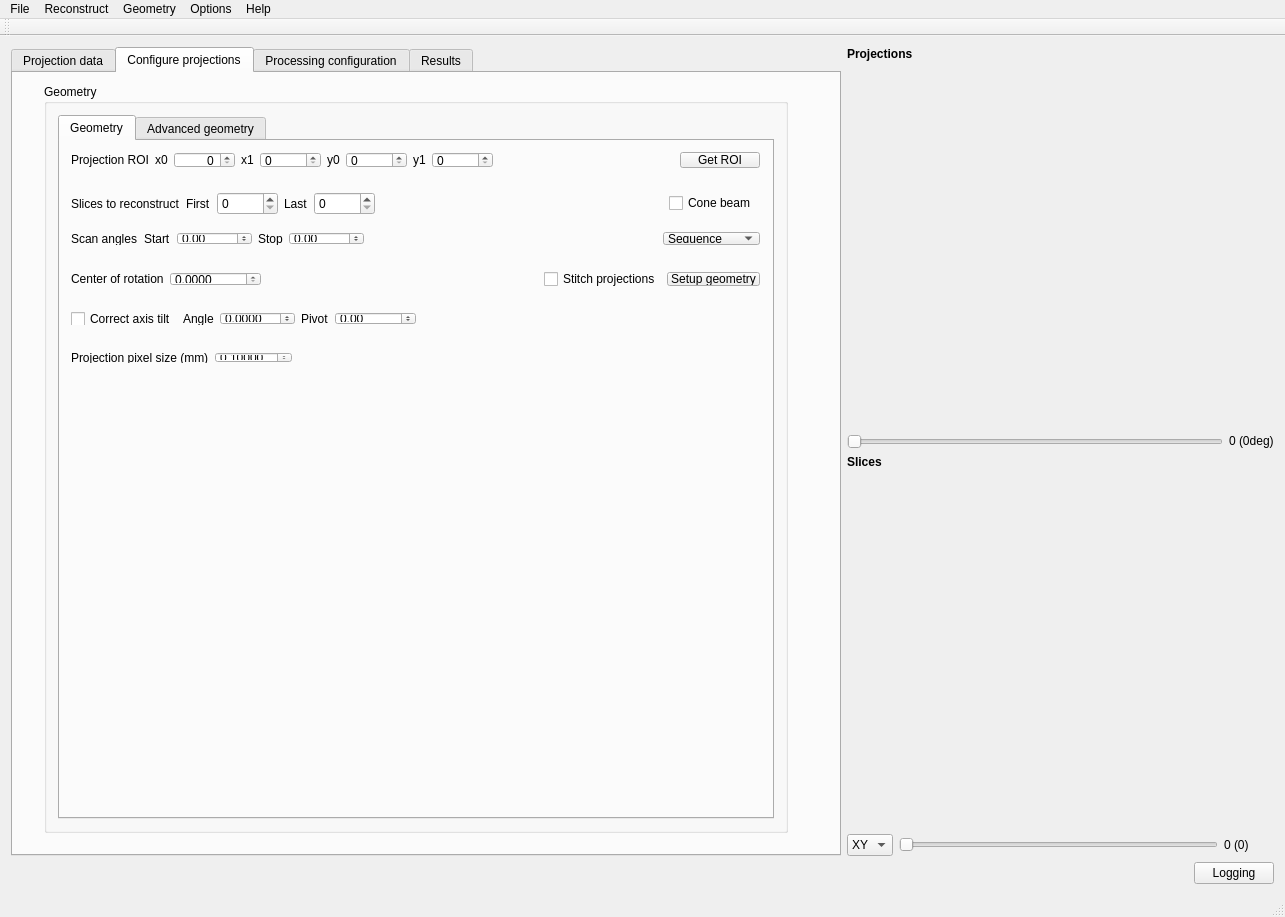
Before: the Qt Designer form applications/muhrec3/src/muhrecmainwindow.ui in neutronimaging/imagingsuite, drawn with Qt 5.
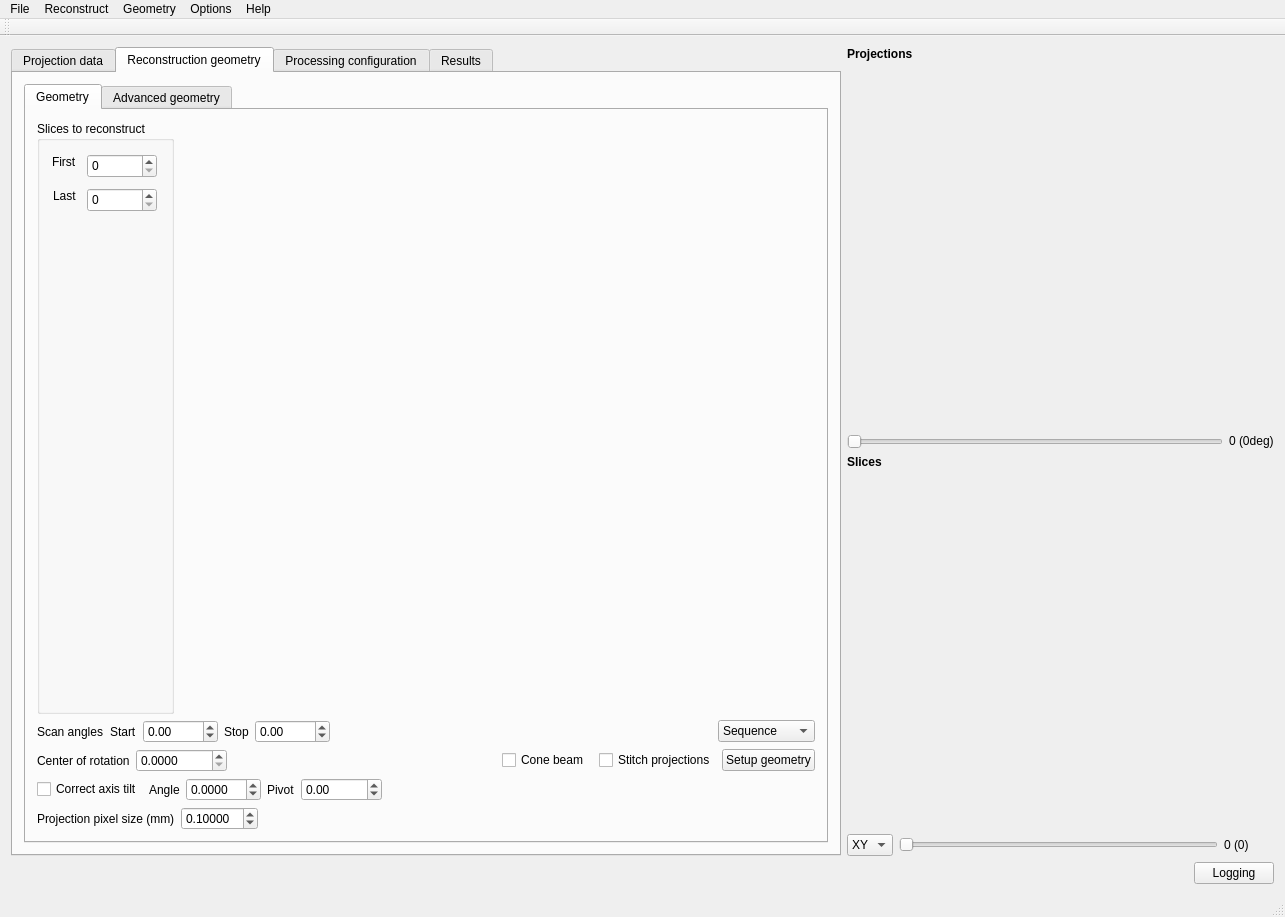
After: the same form once the commit is applied. The open tabs and pages were chosen to show the change. Custom widgets are drawn as their Qt base class.

Commit message: Redesigning projection geometry, step I Projection ROI. Compiles but app tested. Conenctions are still missing.

What changed in the file:
```diff
--- a/applications/muhrec3/src/muhrecmainwindow.ui
+++ b/applications/muhrec3/src/muhrecmainwindow.ui
@@ -696,31 +696,12 @@
         </widget>
         <widget class="QWidget" name="tabProjInfo">
          <attribute name="title">
-          <string>Configure projections</string>
+          <string>Reconstruction geometry</string>
          </attribute>
-         <widget class="QWidget" name="layoutWidget">
-          <property name="geometry">
-           <rect>
-            <x>20</x>
-            <y>0</y>
-            <width>766</width>
-            <height>771</height>
-           </rect>
-          </property>
-          <layout class="QVBoxLayout" name="layoutProjectionInformation">
-           <item>
-            <widget class="QGroupBox" name="groupGeometry">
-             <property name="maximumSize">
-              <size>
-               <width>16777215</width>
-               <height>16777215</height>
-              </size>
-             </property>
-             <property name="title">
-              <string>Geometry</string>
-             </property>
              <layout class="QVBoxLayout" name="verticalLayout">
               <item>
+           <layout class="QVBoxLayout" name="layoutProjectionInformation">
+            <item>
                <widget class="QTabWidget" name="TabGeometry">
                 <property name="currentIndex">
                  <number>0</number>
@@ -729,34 +710,42 @@
                  <attribute name="title">
                   <string>Geometry</string>
                  </attribute>
-                 <widget class="QWidget" name="layoutWidget_2">
-                  <property name="geometry">
-                   <rect>
-                    <x>0</x>
-                    <y>40</y>
-                    <width>711</width>
-                    <height>45</height>
-                   </rect>
-                  </property>
-                  <layout class="QHBoxLayout" name="horizontalLayout_12">
-                   <item>
-                    <widget class="QLabel" name="label_30">
-                     <property name="text">
+               <layout class="QVBoxLayout" name="verticalLayout_8">
+                <item>
+                 <layout class="QHBoxLayout" name="horizontalLayout_2" stretch="0,0,0">
+                  <item>
+                   <widget class="QGroupBox" name="groupBox">
+                    <property name="minimumSize">
+                     <size>
+                      <width>0</width>
+                      <height>0</height>
+                     </size>
+                    </property>
+                    <property name="title">
                       <string>Slices to reconstruct</string>
                      </property>
-                    </widget>
-                   </item>
-                   <item>
-                    <layout class="QHBoxLayout" name="slices_layout">
-                     <item>
                       <widget class="QLabel" name="label_50">
+                     <property name="geometry">
+                      <rect>
+                       <x>15</x>
+                       <y>33</y>
+                       <width>27</width>
+                       <height>16</height>
+                      </rect>
+                     </property>
                        <property name="text">
                         <string>First</string>
                        </property>
                       </widget>
-                     </item>
-                     <item>
                       <widget class="QSpinBox" name="spinSlicesFirst">
+                     <property name="geometry">
+                      <rect>
+                       <x>50</x>
+                       <y>33</y>
+                       <width>70</width>
+                       <height>24</height>
+                      </rect>
+                     </property>
                        <property name="toolTip">
                         <string>This is the first slice to reconstruct</string>
                        </property>
@@ -764,16 +753,28 @@
                         <number>10000</number>
                        </property>
                       </widget>
-                     </item>
-                     <item>
                       <widget class="QLabel" name="label_51">
+                     <property name="geometry">
+                      <rect>
+                       <x>16</x>
+                       <y>67</y>
+                       <width>26</width>
+                       <height>16</height>
+                      </rect>
+                     </property>
                        <property name="text">
                         <string>Last</string>
                        </property>
                       </widget>
-                     </item>
-                     <item>
                       <widget class="QSpinBox" name="spinSlicesLast">
+                     <property name="geometry">
+                      <rect>
+                       <x>50</x>
+                       <y>67</y>
+                       <width>70</width>
+                       <height>24</height>
+                      </rect>
+                     </property>
                        <property name="toolTip">
                         <string>This is the last slice to reconstruct.</string>
                        </property>
@@ -781,9 +782,20 @@
                         <number>10000</number>
                        </property>
                       </widget>
+                   </widget>
                      </item>
                      <item>
-                      <spacer name="horizontalSpacer_8">
+                   <widget class="QtAddons::uxROIWidget" name="widgetProjectionROI" native="true">
+                    <property name="minimumSize">
+                     <size>
+                      <width>200</width>
+                      <height>200</height>
+                     </size>
+                    </property>
+                   </widget>
+                  </item>
+                  <item>
+                   <spacer name="horizontalSpacer_2">
                        <property name="orientation">
                         <enum>Qt::Horizontal</enum>
                        </property>
@@ -798,23 +810,6 @@
                     </layout>
                    </item>
                    <item>
-                    <widget class="QCheckBox" name="checkCBCT">
-                     <property name="text">
-                      <string>Cone beam </string>
-                     </property>
-                    </widget>
-                   </item>
-                  </layout>
-                 </widget>
-                 <widget class="QWidget" name="layoutWidget_3">
-                  <property name="geometry">
-                   <rect>
-                    <x>0</x>
-                    <y>80</y>
-                    <width>711</width>
-                    <height>35</height>
-                   </rect>
-                  </property>
                   <layout class="QHBoxLayout" name="horizontalLayout_19">
                    <item>
                     <widget class="QLabel" name="label_31">
@@ -895,16 +890,8 @@
                     </widget>
                    </item>
                   </layout>
-                 </widget>
-                 <widget class="QWidget" name="layoutWidget_4">
-                  <property name="geometry">
-                   <rect>
-                    <x>0</x>
-                    <y>120</y>
-                    <width>711</width>
-                    <height>36</height>
-                   </rect>
-                  </property>
+                </item>
+                <item>
                   <layout class="QHBoxLayout" name="horizontalLayout_21">
                    <item>
                     <widget class="QLabel" name="label_32">
@@ -948,6 +935,13 @@
                      </property>
                     </spacer>
                    </item>
+                  <item>
+                   <widget class="QCheckBox" name="checkCBCT">
+                    <property name="text">
+                     <string>Cone beam </string>
+                    </property>
+                   </widget>
+                  </item>
                    <item>
                     <widget class="QCheckBox" name="check_stitchprojections">
                      <property name="text">
@@ -969,16 +963,8 @@
                     </widget>
                    </item>
                   </layout>
-                 </widget>
-                 <widget class="QWidget" name="layoutWidget_5">
-                  <property name="geometry">
-                   <rect>
-                    <x>0</x>
-                    <y>160</y>
-                    <width>711</width>
-                    <height>35</height>
-                   </rect>
-                  </property>
+                </item>
+                <item>
                   <layout class="QHBoxLayout" name="horizontalLayout_7">
                    <item>
                     <widget class="QCheckBox" name="checkCorrectTilt">
@@ -1066,16 +1052,8 @@
                     </spacer>
                    </item>
                   </layout>
-                 </widget>
-                 <widget class="QWidget" name="layoutWidget_6">
-                  <property name="geometry">
-                   <rect>
-                    <x>0</x>
-                    <y>200</y>
-                    <width>711</width>
-                    <height>33</height>
-                   </rect>
-                  </property>
+                </item>
+                <item>
                   <layout class="QHBoxLayout" name="horizontalLayout_3">
                    <item>
                     <widget class="QLabel" name="label_37">
@@ -1126,109 +1104,8 @@
                     </spacer>
                    </item>
                   </layout>
-                 </widget>
-                 <widget class="QWidget" name="horizontalLayoutWidget">
-                  <property name="geometry">
-                   <rect>
-                    <x>0</x>
-                    <y>0</y>
-                    <width>711</width>
-                    <height>38</height>
-                   </rect>
-                  </property>
-                  <layout class="QHBoxLayout" name="horizontalLayout_2" stretch="0,0,0,0">
-                   <item>
-                    <widget class="QLabel" name="label_7">
-                     <property name="text">
-                      <string>Projection ROI</string>
-                     </property>
-                    </widget>
-                   </item>
-                   <item>
-                    <layout class="QHBoxLayout" name="horizontalLayout_9">
-                     <item>
-                      <widget class="QLabel" name="label_15">
-                       <property name="text">
-                        <string>x0</string>
-                       </property>
-                      </widget>
-                     </item>
-                     <item>
-                      <widget class="QSpinBox" name="spinProjROIx0">
-                       <property name="alignment">
-                        <set>Qt::AlignRight|Qt::AlignTrailing|Qt::AlignVCenter</set>
-                       </property>
-                       <property name="maximum">
-                        <number>10000</number>
-                       </property>
-                      </widget>
-                     </item>
-                     <item>
-                      <widget class="QLabel" name="label_25">
-                       <property name="text">
-                        <string>x1</string>
-                       </property>
-                      </widget>
-                     </item>
-                     <item>
-                      <widget class="QSpinBox" name="spinProjROIx1">
-                       <property name="maximum">
-                        <number>10000</number>
-                       </property>
-                      </widget>
-                     </item>
-                     <item>
-                      <widget class="QLabel" name="label_26">
-                       <property name="text">
-                        <string>y0</string>
-                       </property>
-                      </widget>
-                     </item>
-                     <item>
-                      <widget class="QSpinBox" name="spinProjROIy0">
-                       <property name="maximum">
-                        <number>10000</number>
-                       </property>
-                      </widget>
-                     </item>
-                     <item>
-                      <widget class="QLabel" name="label_27">
-                       <property name="text">
-                        <string>y1</string>
-                       </property>
-                      </widget>
-                     </item>
-                     <item>
-                      <widget class="QSpinBox" name="spinProjROIy1">
-                       <property name="maximum">
-                        <number>10000</number>
-                       </property>
-                      </widget>
-                     </item>
-                    </layout>
-                   </item>
-                   <item>
-                    <spacer name="horizontalSpacer_2">
-                     <property name="orientation">
-                      <enum>Qt::Horizontal</enum>
-                     </property>
-                     <property name="sizeHint" stdset="0">
-                      <size>
-                       <width>10</width>
-                       <height>20</height>
-                      </size>
-                     </property>
-                    </spacer>
-                   </item>
-                   <item>
-                    <widget class="QPushButton" name="buttonGetReconROI">
-                     <property name="text">
-                      <string>Get ROI</string>
-                     </property>
-                    </widget>
-                   </item>
-                  </layout>
-                 </widget>
+                </item>
+               </layout>
                 </widget>
                 <widget class="QWidget" name="tab_advanced_geometry">
                  <attribute name="title">
@@ -1425,10 +1302,8 @@
                </widget>
               </item>
              </layout>
-            </widget>
-           </item>
-          </layout>
-         </widget>
+          </item>
+         </layout>
         </widget>
         <widget class="QWidget" name="tabProcSettings">
          <attribute name="title">
```
Left out of the diff: 2 changed lines with no effect on the pictures. Lines whose indentation alone changed are shown as unchanged. The commit also changes 2 other files.
